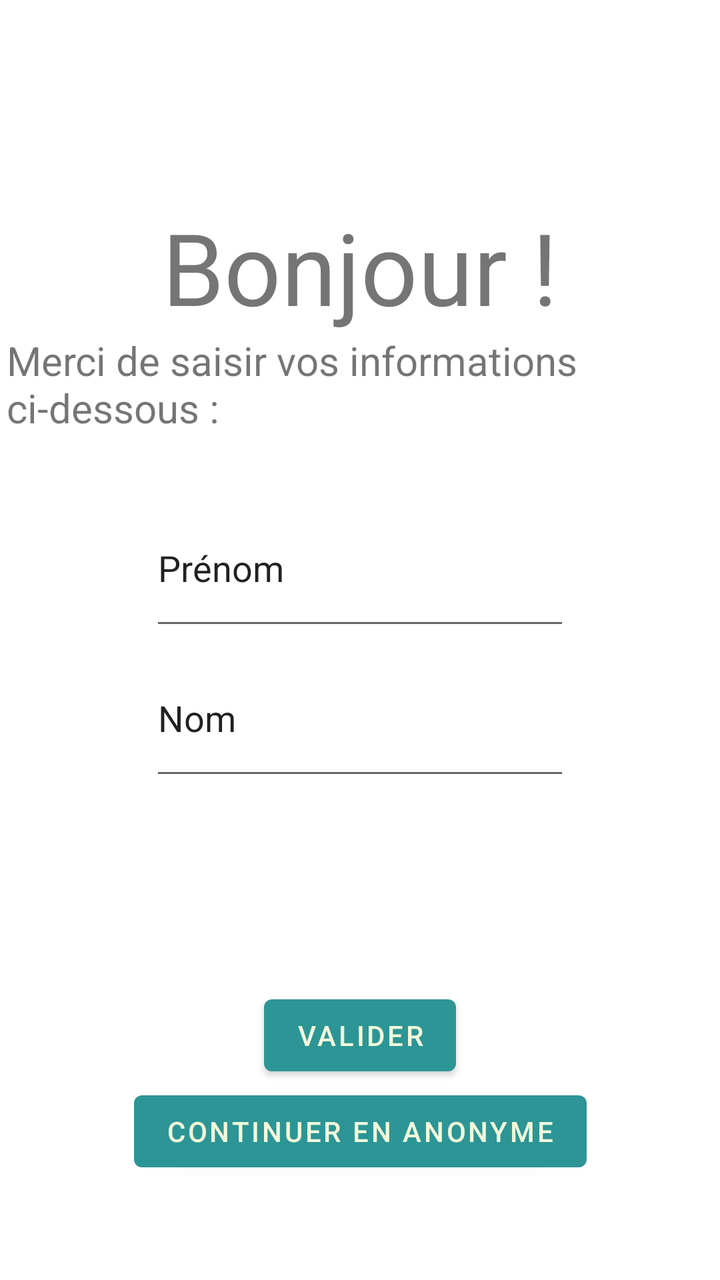
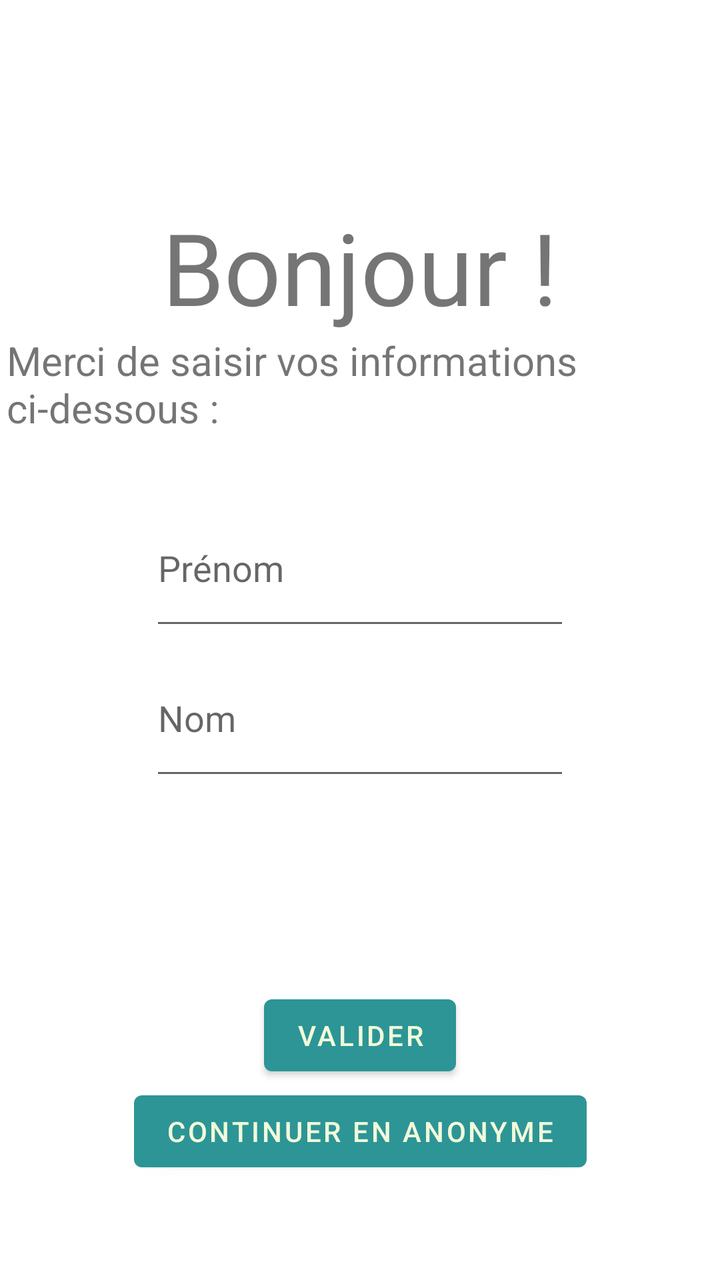

Before-and-after screenshots of an Android layout around one commit, followed by the original layout XML and the change that was made.
<!-- AndroidManifest.xml: application theme Theme.Lousticole -->
<!-- res/layout/profil_selection.xml -->
<?xml version="1.0" encoding="utf-8"?>
<androidx.constraintlayout.widget.ConstraintLayout xmlns:android="http://schemas.android.com/apk/res/android"
    xmlns:app="http://schemas.android.com/apk/res-auto"
    xmlns:tools="http://schemas.android.com/tools"
    android:layout_width="match_parent"
    android:layout_height="match_parent">

    <TextView
        android:layout_marginTop="100dp"
        android:id="@+id/profile_selection_welcome_textView"
        android:layout_width="wrap_content"
        android:layout_height="wrap_content"
        android:textSize="50sp"
        android:text="Bonjour !"
        app:layout_constraintEnd_toEndOf="parent"
        app:layout_constraintStart_toStartOf="parent"
        app:layout_constraintTop_toTopOf="parent" />

    <TextView
        android:id="@+id/profile_selection_description_textView"
        android:layout_width="wrap_content"
        android:paddingLeft="10px"
        android:paddingRight="10px"
        android:layout_height="wrap_content"
        android:textSize="20sp"
        android:text="Merci de saisir vos informations ci-dessous :"

        app:layout_constraintEnd_toEndOf="parent"
        app:layout_constraintStart_toStartOf="parent"
        app:layout_constraintTop_toBottomOf="@+id/profile_selection_welcome_textView" />

    <LinearLayout
        android:id="@+id/profile_selection_form_linearLayout"
        android:layout_width="match_parent"
        android:layout_height="150dp"
        android:gravity="center_horizontal"
        android:orientation="vertical"
        app:layout_constraintBottom_toBottomOf="parent"
        app:layout_constraintTop_toTopOf="parent">

        <EditText
            android:id="@+id/profile_selection_prenom_editText"
            android:layout_width="wrap_content"
            android:layout_height="wrap_content"
            android:layout_weight="1"
            android:ems="10"
            android:inputType="textPersonName"
            android:text="Prénom" />

        <EditText
            android:id="@+id/profile_selection_nom_editText"
            android:layout_width="wrap_content"
            android:layout_height="wrap_content"
            android:layout_weight="1"
            android:ems="10"
            android:inputType="textPersonName"
            android:text="Nom" />

    </LinearLayout>

    <Button
        android:id="@+id/profile_selection_valider_button"
        android:layout_width="wrap_content"
        android:layout_height="wrap_content"
        android:text="Valider"
        app:layout_constraintBottom_toBottomOf="parent"
        app:layout_constraintEnd_toEndOf="parent"
        app:layout_constraintStart_toStartOf="parent"
        app:layout_constraintTop_toBottomOf="@+id/profile_selection_form_linearLayout" />

    <Button
        android:id="@+id/profile_selection_anonyme_button"
        android:layout_width="wrap_content"
        android:layout_height="wrap_content"
        android:text="Continuer en anonyme"
        app:layout_constraintEnd_toEndOf="parent"
        app:layout_constraintStart_toStartOf="parent"
        app:layout_constraintTop_toBottomOf="@+id/profile_selection_valider_button" />
    />
</androidx.constraintlayout.widget.ConstraintLayout>
<!-- resources referenced by this layout -->
<resources>
  <style name="Theme.Lousticole" parent="Theme.MaterialComponents.DayNight.NoActionBar">
          
          <item name="colorPrimary">@color/green</item>
          <item name="colorPrimaryVariant">@color/dark_green</item>
          <item name="colorOnPrimary">@color/cream</item>
          
          <item name="colorSecondary">@color/light_green</item>
          <item name="colorSecondaryVariant">@color/green</item>
          <item name="colorOnSecondary">@color/black</item>
          
          <item name="android:statusBarColor">@android:color/transparent</item>
          <item name="android:navigationBarColor">@android:color/transparent</item>
          <item name="android:windowTranslucentStatus">false</item>
          <item name="android:windowTranslucentNavigation">false</item>
          
      </style>
  <color name="green">#2D9596</color>
  <color name="dark_green">#265073</color>
  <color name="cream">#F1FADA</color>
  <color name="light_green">#9AD0C2</color>
  <color name="black">#FF000000</color>
</resources>

<!-- the commit's change to res/layout/profil_selection.xml (unified diff, before → after) -->
@@ -44,8 +44,9 @@
             android:layout_height="wrap_content"
             android:layout_weight="1"
             android:ems="10"
+            android:hint="Prénom"
             android:inputType="textPersonName"
-            android:text="Prénom" />
+            android:text="" />
 
         <EditText
             android:id="@+id/profile_selection_nom_editText"
@@ -53,8 +54,9 @@
             android:layout_height="wrap_content"
             android:layout_weight="1"
             android:ems="10"
+            android:hint="Nom"
             android:inputType="textPersonName"
-            android:text="Nom" />
+            android:text="" />
 
     </LinearLayout>
 
